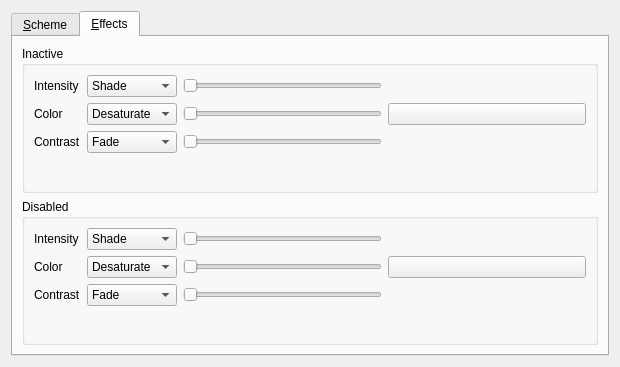
First picture: the form in kcontrol/colors/colorsettings.ui, repository mgottschlag/kwin-tiling, before the edit.
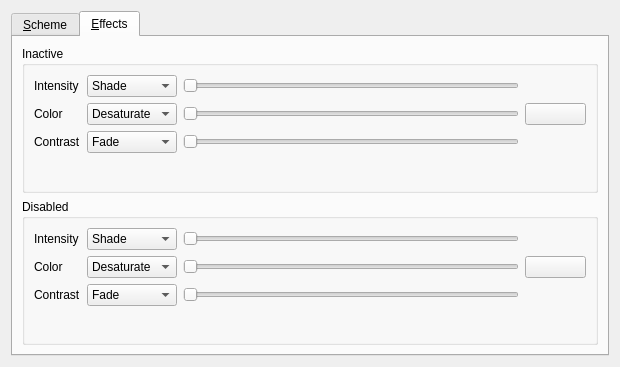
Second picture: the form after the edit. The open tabs and pages were chosen to show the change. Custom widgets are drawn as their Qt base class.

Commit message: don't make color buttons really wide

The edit to the form file:
```diff
--- a/kcontrol/colors/colorsettings.ui
+++ b/kcontrol/colors/colorsettings.ui
@@ -198,6 +198,9 @@
             <property name="orientation" >
              <enum>Qt::Horizontal</enum>
             </property>
+            <property name="sizeType" >
+             <enum>QSizePolicy::Minimum</enum>
+            </property>
             <property name="sizeHint" >
              <size>
               <width>61</width>
@@ -297,6 +300,9 @@
             <property name="orientation" >
              <enum>Qt::Horizontal</enum>
             </property>
+            <property name="sizeType" >
+             <enum>QSizePolicy::Minimum</enum>
+            </property>
             <property name="sizeHint" >
              <size>
               <width>40</width>
@@ -361,6 +367,9 @@
             <property name="orientation" >
              <enum>Qt::Horizontal</enum>
             </property>
+            <property name="sizeType" >
+             <enum>QSizePolicy::Minimum</enum>
+            </property>
             <property name="sizeHint" >
              <size>
               <width>61</width>
@@ -460,6 +469,9 @@
             <property name="orientation" >
              <enum>Qt::Horizontal</enum>
             </property>
+            <property name="sizeType" >
+             <enum>QSizePolicy::Minimum</enum>
+            </property>
             <property name="sizeHint" >
              <size>
               <width>40</width>
```
